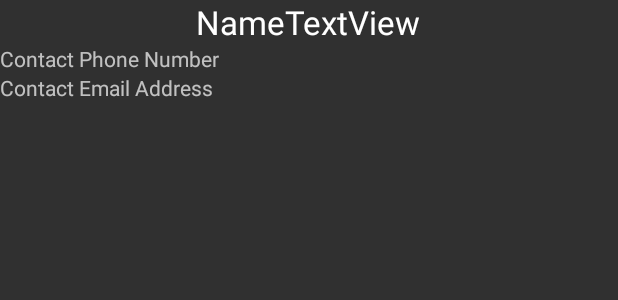
After one commit to EthanDRaymond/Rollodex, an Android app: the layout activity_view_card.xml on its own in the app's theme, with its tools: preview values and no code run, on a phone screen of 412 x 824 dp. The commit adds this screen. Shown: the top 300 px of the screen. Run offline under Robolectric (Android 15) with nearby library versions, the phone set to English and light mode, and no system bars.

Commit message:
Add view card activity

```diff
--- /dev/null
+++ b/app/src/main/res/layout/activity_view_card.xml
@@ -0,0 +1,36 @@
+<?xml version="1.0" encoding="utf-8"?>
+<RelativeLayout xmlns:android="http://schemas.android.com/apk/res/android"
+    xmlns:tools="http://schemas.android.com/tools" android:layout_width="match_parent"
+    android:layout_height="match_parent"
+    tools:context="com.psu.hack.rollodex.ui.ViewCardActivity">
+
+    <LinearLayout
+        android:orientation="vertical"
+        android:layout_width="match_parent"
+        android:layout_height="match_parent"
+        android:layout_alignParentTop="true"
+        android:layout_alignParentStart="true"
+        android:weightSum="1">
+
+        <TextView
+            android:layout_width="wrap_content"
+            android:layout_height="wrap_content"
+            android:textAppearance="?android:attr/textAppearanceLarge"
+            android:text="NameTextView"
+            android:id="@+id/nameTitle"
+            android:layout_gravity="center|top"
+            android:autoText="true" />
+
+        <TextView
+            android:layout_width="wrap_content"
+            android:layout_height="wrap_content"
+            android:text="Contact Phone Number"
+            android:id="@+id/phoneTitle" />
+
+        <TextView
+            android:layout_width="wrap_content"
+            android:layout_height="wrap_content"
+            android:text="Contact Email Address"
+            android:id="@+id/emailTitle" />
+    </LinearLayout>
+</RelativeLayout>
--- a/app/src/main/res/values/strings.xml
+++ b/app/src/main/res/values/strings.xml
@@ -1,4 +1,5 @@
 <resources>
     <string name="app_name">Rollodex</string>
     <string name="action_settings">Settings</string>
+    <string name="title_activity_view_card">ViewCardActivity</string>
 </resources>
```
Also changed, not shown: app/src/main/AndroidManifest.xml (+7 -1 lines), app/src/main/java/com/psu/hack/rollodex/ui/ViewCardActivity.java (added, +34 -0 lines), 1 other file.
